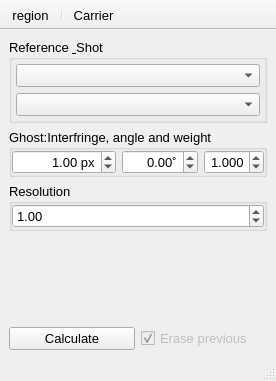
First picture: the form in plugins/Ghost_fringes/Ghost_fringes.ui, repository NeutrinoToolkit/Neutrino, before the edit.
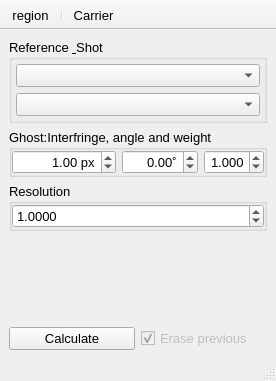
Second picture: the form after the edit. Icons and pictures are not drawn.

```diff
--- a/plugins/Ghost_fringes/Ghost_fringes.ui
+++ b/plugins/Ghost_fringes/Ghost_fringes.ui
@@ -151,6 +151,12 @@
        </property>
        <item row="0" column="0">
         <widget class="QDoubleSpinBox" name="resolution">
+         <property name="decimals">
+          <number>4</number>
+         </property>
+         <property name="maximum">
+          <double>9999.989999999999782</double>
+         </property>
          <property name="value">
           <double>1.000000000000000</double>
          </property>
```
